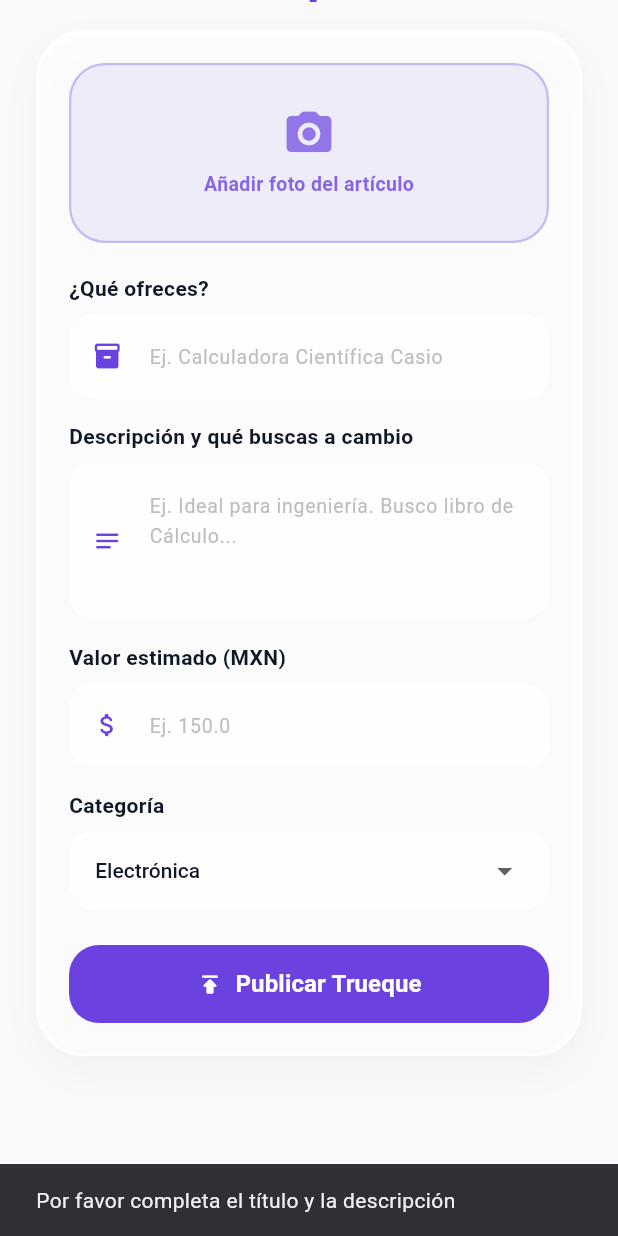
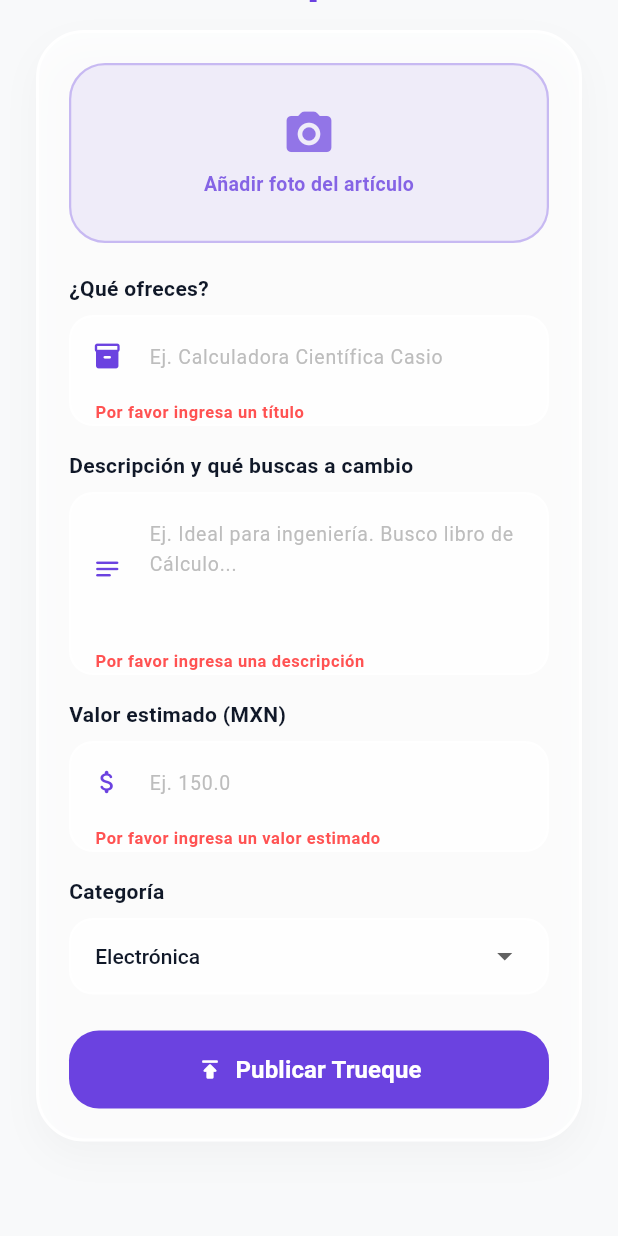
Before and after one commit to DiegoMillaan/Truequi-App, a Flutter app: the PublicarPage widget shown alone on an empty page, opened directly, scrolled down 55 dp, after a tap on "Publicar Trueque", on a phone screen of 412 x 824 dp. Run offline on Flutter 3.47's test engine with Material 3 defaults, Android fonts, the phone set to English and light mode, and no system bars; our stand-ins replace google_sign_in; missing offline and left inert: google_sign_in_web; network calls fail; statements that could not run were skipped.

Commit message:
Actualizacion de formularios y validadores mobile

```diff
--- a/mobile/lib/publicar_page.dart
+++ b/mobile/lib/publicar_page.dart
@@ -10,6 +10,9 @@ class PublicarPage extends StatefulWidget {
 }
 
 class _PublicarPageState extends State<PublicarPage> {
+  // Llave global para controlar y validar el formulario
+  final _formKey = GlobalKey<FormState>();
+
   final _tituloController = TextEditingController();
   final _descripcionController = TextEditingController();
   final _precioController = TextEditingController();
@@ -34,32 +37,25 @@ class _PublicarPageState extends State<PublicarPage> {
     super.dispose();
   }
 
-  // Enviar datos usando ProductoService hacia AWS
+  // Enviar datos usando ProductoService hacia AWS con validación profesional
   Future<void> _publicarTrueque() async {
-    if (_tituloController.text.trim().isEmpty || _descripcionController.text.trim().isEmpty) {
-      ScaffoldMessenger.of(context).showSnackBar(
-        const SnackBar(content: Text('Por favor completa el título y la descripción')),
-      );
-      return;
+    // 1. Validar que el formulario cumpla con todas las reglas de los TextFormField
+    if (!_formKey.currentState!.validate()) {
+      return; // Si hay errores, se detiene y muestra los mensajes en rojo
     }
 
     setState(() => _isPublishing = true);
 
     // Limpiamos el texto por si pusiste "$" o comas por accidente
     String textoPrecio = _precioController.text.replaceAll(RegExp(r'[^0-9.]'), '');
-
-    // Lo convertimos a número decimal. Si está vacío o es inválido, le ponemos 1.0
     double precioFinal = double.tryParse(textoPrecio) ?? 1.0;
-
-    // AWS nos exige que sea estrictamente mayor a 0
-    if (precioFinal <= 0) precioFinal = 1.0;
 
     // Estructura blindada para que AWS no se queje de nada
     final productoData = {
-      'id': DateTime.now().millisecondsSinceEpoch.toString(), // Generamos un ID único simulado
+      'id': DateTime.now().millisecondsSinceEpoch.toString(),
       'titulo': _tituloController.text.trim(),
       'descripcion': _descripcionController.text.trim(),
-      'precio': precioFinal, // Lo mandamos como string limpio ('150.0')
+      'precio': precioFinal,
       'categoria': _categoriaSeleccionada,
       'vendedorId': '1',
       'imagenUrl': 'https://truequi-images-dm2026.s3.amazonaws.com/dummy/default.jpg',
@@ -76,7 +72,8 @@ class _PublicarPageState extends State<PublicarPage> {
         SnackBar(content: Text('¡Trueque "${_tituloController.text}" publicado en AWS con éxito!')),
       );
 
-      // Limpiar campos
+      // Limpiar campos y reiniciar validaciones del formulario
+      _formKey.currentState!.reset();
       _tituloController.clear();
       _descripcionController.clear();
       _precioController.clear();
@@ -117,7 +114,7 @@ class _PublicarPageState extends State<PublicarPage> {
         ),
 
         // ==========================================
-        // FORMULARIO CON GLASSMORPHISM
+        // FORMULARIO CON GLASSMORPHISM Y FORM
         // ==========================================
         SliverToBoxAdapter(
           child: Padding(
@@ -136,6 +133,8 @@ class _PublicarPageState extends State<PublicarPage> {
                   ),
                 ],
               ),
+              child: Form(
+                key: _formKey, // Enlazamos la llave global del formulario
                 child: Column(
                   crossAxisAlignment: CrossAxisAlignment.start,
                   children: [
@@ -171,35 +170,68 @@ class _PublicarPageState extends State<PublicarPage> {
                     ),
                     const SizedBox(height: 20),
 
-                  // Campo: Título
+                    // Campo: Título con validador profesional
                     const Text('¿Qué ofreces?', style: TextStyle(fontWeight: FontWeight.bold, color: TruequiColors.textoOscuro)),
                     const SizedBox(height: 8),
-                  _buildTextField(
+                    _buildTextFormField(
                       controller: _tituloController,
                       hintText: 'Ej. Calculadora Científica Casio',
                       icon: Icons.inventory_2_rounded,
+                      validator: (value) {
+                        if (value == null || value.trim().isEmpty) {
+                          return 'Por favor ingresa un título';
+                        }
+                        if (value.trim().length < 3) {
+                          return 'El título debe tener al menos 3 caracteres';
+                        }
+                        return null;
+                      },
                     ),
                     const SizedBox(height: 16),
 
-                  // Campo: Descripción / Qué buscas
+                    // Campo: Descripción / Qué buscas con validador
                     const Text('Descripción y qué buscas a cambio', style: TextStyle(fontWeight: FontWeight.bold, color: TruequiColors.textoOscuro)),
                     const SizedBox(height: 8),
-                  _buildTextField(
+                    _buildTextFormField(
                       controller: _descripcionController,
                       hintText: 'Ej. Ideal para ingeniería. Busco libro de Cálculo...',
                       icon: Icons.notes_rounded,
                       maxLines: 3,
+                      validator: (value) {
+                        if (value == null || value.trim().isEmpty) {
+                          return 'Por favor ingresa una descripción';
+                        }
+                        if (value.trim().length < 10) {
+                          return 'Describe un poco mejor (mínimo 10 caracteres)';
+                        }
+                        return null;
+                      },
                     ),
                     const SizedBox(height: 16),
 
-                  // Campo: Valor / Precio estimado
+                    // Campo: Valor / Precio estimado con validación estricta de números y límites
                     const Text('Valor estimado (MXN)', style: TextStyle(fontWeight: FontWeight.bold, color: TruequiColors.textoOscuro)),
                     const SizedBox(height: 8),
-                  _buildTextField(
+                    _buildTextFormField(
                       controller: _precioController,
                       hintText: 'Ej. 150.0',
                       icon: Icons.attach_money_rounded,
                       keyboardType: TextInputType.number,
+                      validator: (value) {
+                        if (value == null || value.trim().isEmpty) {
+                          return 'Por favor ingresa un valor estimado';
+                        }
+                        final textoLimpio = value.replaceAll(RegExp(r'[^0-9.]'), '');
+                        final numero = double.tryParse(textoLimpio);
+
+                        if (numero == null || numero <= 0) {
+                          return 'El precio debe ser un número positivo mayor a 0';
+                        }
+                        if (numero > 1000000) {
+                          return 'El valor no puede superar 1,000,000 MXN'; // Bloquea precios absurdos
+                        }
+                        return null;
+                      },
                     ),
                     const SizedBox(height: 16),
 
@@ -259,6 +291,7 @@ class _PublicarPageState extends State<PublicarPage> {
               ),
             ),
           ),
+        ),
 
         // Espacio para la barra flotante inferior
         const SliverToBoxAdapter(child: SizedBox(height: 120)),
@@ -266,12 +299,14 @@ class _PublicarPageState extends State<PublicarPage> {
     );
   }
 
-  Widget _buildTextField({
+  // Método actualizado a TextFormField para soportar validadores profesionales
+  Widget _buildTextFormField({
     required TextEditingController controller,
     required String hintText,
     required IconData icon,
     int maxLines = 1,
     TextInputType keyboardType = TextInputType.text,
+    String? Function(String?)? validator,
   }) {
     return Container(
       decoration: BoxDecoration(
@@ -279,16 +314,18 @@ class _PublicarPageState extends State<PublicarPage> {
         borderRadius: BorderRadius.circular(16),
         border: Border.all(color: Colors.white, width: 1.5),
       ),
-      child: TextField(
+      child: TextFormField(
         controller: controller,
         maxLines: maxLines,
         keyboardType: keyboardType,
+        validator: validator,
         decoration: InputDecoration(
           hintText: hintText,
           hintStyle: TextStyle(color: Colors.grey.shade400, fontSize: 13),
           prefixIcon: Icon(icon, color: TruequiColors.purpura, size: 20),
           border: InputBorder.none,
           contentPadding: const EdgeInsets.symmetric(horizontal: 16, vertical: 14),
+          errorStyle: const TextStyle(color: Colors.redAccent, fontWeight: FontWeight.bold, fontSize: 11),
         ),
       ),
     );
--- a/mobile/pubspec.yaml
+++ b/mobile/pubspec.yaml
@@ -16,7 +16,7 @@ publish_to: 'none' # Remove this line if you wish to publish to pub.dev
 # https://developer.apple.com/library/archive/documentation/General/Reference/InfoPlistKeyReference/Articles/CoreFoundationKeys.html
 # In Windows, build-name is used as the major, minor, and patch parts
 # of the product and file versions while build-number is used as the build suffix.
-version: 1.0.0+13
+version: 1.0.0+14
 
 environment:
   sdk: ^3.12.2
```
Also changed, not shown: mobile/lib/login_screen.dart (+34 -7 lines), mobile/lib/registro_screen.dart (+38 -10 lines). Lines whose indentation alone changed are shown as unchanged.
